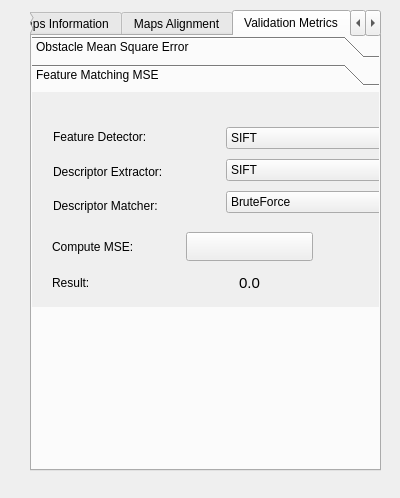
Above: ogm_gui/ui/validation.ui from MariosPro/thesis before the change. Below: the same form after it.
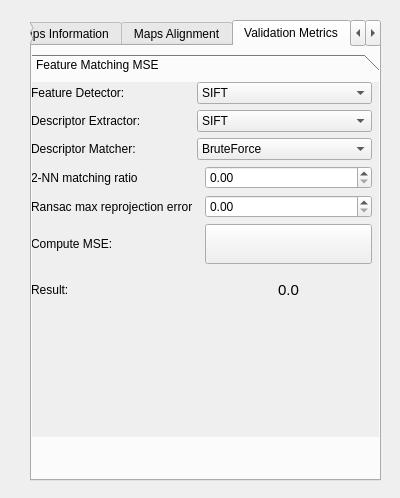
That is the form after the change.

Commit message: Add functionality to dynamically allocate matchingRatio and max ransac reprojection error parameters

```diff
--- a/ogm_gui/ui/validation.ui
+++ b/ogm_gui/ui/validation.ui
@@ -35,7 +35,7 @@
    <property name="geometry">
     <rect>
      <x>30</x>
-     <y>10</y>
+     <y>20</y>
      <width>351</width>
      <height>461</height>
     </rect>
@@ -202,9 +202,9 @@
      <property name="geometry">
       <rect>
        <x>0</x>
-       <y>0</y>
-       <width>351</width>
-       <height>271</height>
+       <y>-20</y>
+       <width>371</width>
+       <height>411</height>
       </rect>
      </property>
      <property name="currentIndex">
@@ -367,8 +367,8 @@
        <rect>
         <x>0</x>
         <y>0</y>
-        <width>351</width>
-        <height>209</height>
+        <width>371</width>
+        <height>349</height>
        </rect>
       </property>
       <attribute name="label">
@@ -377,12 +377,14 @@
       <widget class="QWidget" name="layoutWidget">
        <property name="geometry">
         <rect>
-         <x>21</x>
-         <y>31</y>
-         <width>348</width>
-         <height>97</height>
+         <x>-1</x>
+         <y>0</y>
+         <width>341</width>
+         <height>227</height>
         </rect>
        </property>
+       <layout class="QVBoxLayout" name="verticalLayout_5">
+        <item>
        <layout class="QHBoxLayout" name="horizontalLayout">
         <item>
          <layout class="QVBoxLayout" name="verticalLayout_2">
@@ -546,16 +548,32 @@
          </layout>
         </item>
        </layout>
-      </widget>
-      <widget class="QWidget" name="layoutWidget">
-       <property name="geometry">
-        <rect>
-         <x>20</x>
-         <y>140</y>
-         <width>261</width>
-         <height>29</height>
-        </rect>
-       </property>
+        </item>
+        <item>
+         <layout class="QGridLayout" name="gridLayout_3">
+          <item row="0" column="1">
+           <widget class="QDoubleSpinBox" name="matchingRatioSpinBox"/>
+          </item>
+          <item row="1" column="0">
+           <widget class="QLabel" name="ransaclLabel">
+            <property name="text">
+             <string>Ransac max reprojection error</string>
+            </property>
+           </widget>
+          </item>
+          <item row="0" column="0">
+           <widget class="QLabel" name="matchingRatioLabel">
+            <property name="text">
+             <string>2-NN matching ratio</string>
+            </property>
+           </widget>
+          </item>
+          <item row="1" column="1">
+           <widget class="QDoubleSpinBox" name="ransacSpinBox"/>
+          </item>
+         </layout>
+        </item>
+        <item>
        <layout class="QHBoxLayout" name="horizontalLayout_3">
         <item>
          <widget class="QLabel" name="label_8">
@@ -584,16 +602,8 @@
          </widget>
         </item>
        </layout>
-      </widget>
-      <widget class="QWidget" name="layoutWidget">
-       <property name="geometry">
-        <rect>
-         <x>20</x>
-         <y>180</y>
-         <width>261</width>
-         <height>21</height>
-        </rect>
-       </property>
+        </item>
+        <item>
        <layout class="QHBoxLayout" name="horizontalLayout_2">
         <item>
          <widget class="QLabel" name="label_7">
@@ -616,6 +626,8 @@
            <set>Qt::AlignCenter</set>
           </property>
          </widget>
+          </item>
+         </layout>
         </item>
        </layout>
       </widget>
```
Left out of the diff: 13 changed lines with no effect on the pictures. Lines whose indentation alone changed are shown as unchanged. The commit also changes 12 other files.
